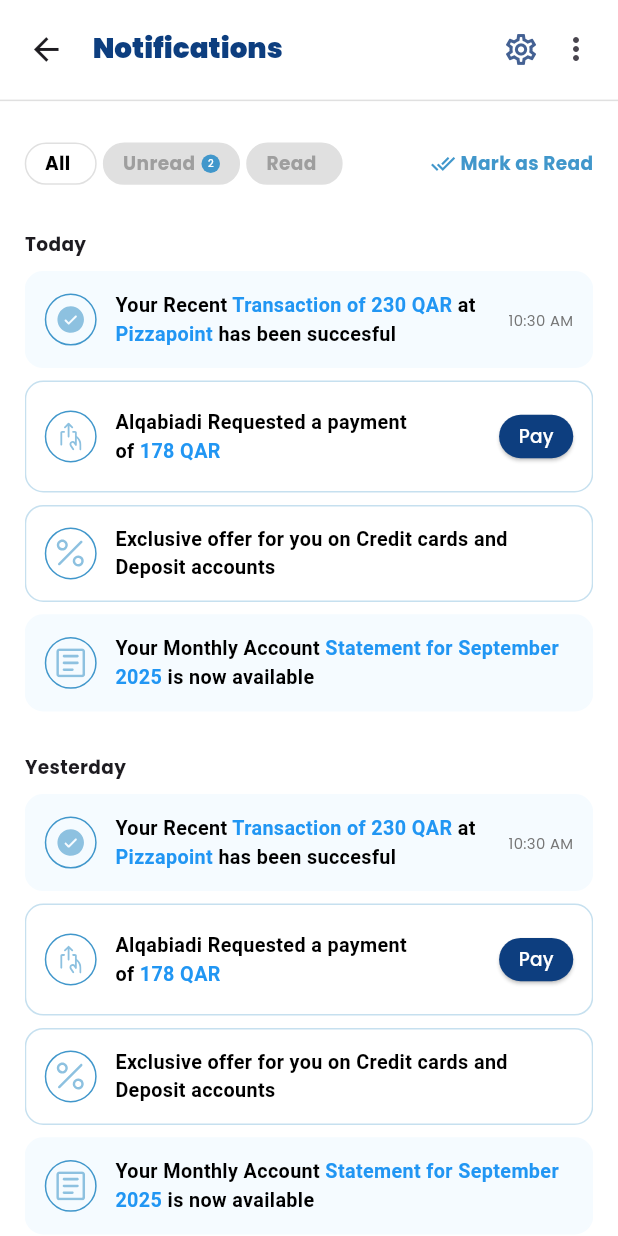
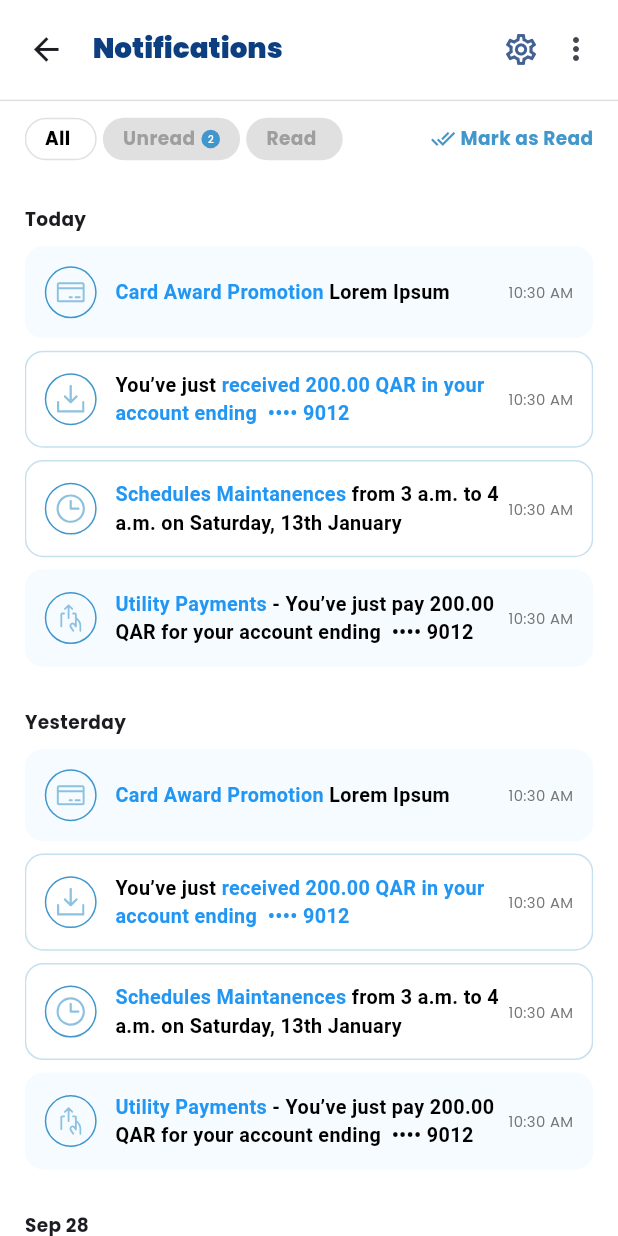
Before and after one commit to inshad-muhammed/Tasks, a Flutter app: the screen it shows after launch, on a phone screen of 412 x 824 dp. Run offline on Flutter 3.47's test engine with Material 3 defaults, Android fonts, the phone set to English and light mode, and no system bars; our stand-ins replace flutter_riverpod, flutter_svg, google_fonts.

Commit message:
Updated UI based on new design

```diff
--- a/lib/core/constants/app_strings/parts/notification.dart
+++ b/lib/core/constants/app_strings/parts/notification.dart
@@ -10,36 +10,47 @@ extension NotificationPageString on DefaultStrings {
       get(I18nKeys().moreOption2, fallback: "More Options");
   String get section1 => get(I18nKeys().section1, fallback: "date");
   String get section2 => get(I18nKeys().section2, fallback: "notifications");
-  String get successfulTransactionMessage => get(
-    I18nKeys().succesfulTransactionMessage,
+  String get promotionMessageTitle =>
+      get(I18nKeys().promotionMessageTitle, fallback: "Promotion");
+  String get promotionMessage => get(
+    I18nKeys().promotionMessage,
+    fallback: "Card Award Promotion Lorem Ipsum",
+  );
+  String get promotionMessageHighlight => get(
+    I18nKeys().promotionMessageHighlight,
+    fallback: "Card Award Promotion",
+  );
+  String get paymentRecieveMessageTitle =>
+      get(I18nKeys().paymentRecieveMessageTitle, fallback: "Payment Received");
+  String get paymentRecieveMessage => get(
+    I18nKeys().paymentRecieveMessage,
     fallback:
-        "Your Recent Transaction of 230 QAR at Pizzapoint has been succesful",
+        "You’ve just received 200.00 QAR in your account ending  •••• 9012",
   );
-  String get succesfulTransactionHighlight1 => get(
-    I18nKeys().succesfulTransactionHighlight1,
-    fallback: "Transaction of 230 QAR",
+  String get paymentRecieveHighlight => get(
+    I18nKeys().paymentRecieveHighlight,
+    fallback: "received 200.00 QAR in your account ending  •••• 9012",
   );
-  String get succesfulTransactionHighlight2 =>
-      get(I18nKeys().succesfulTransactionHighlight2, fallback: "Pizzapoint");
-  String get paymentRequestMessage => get(
-    I18nKeys().paymentRequestMessage,
-    fallback: "Alqabiadi Requested a payment of 178 QAR",
+  String get maintenanceMessageTitle =>
+      get(I18nKeys().maintenanceMessageTitle, fallback: "Maintenance");
+  String get maintenanceMessage => get(
+    I18nKeys().maintenanceMessage,
+    fallback:
+        "Schedules Maintanences from 3 a.m. to 4 a.m. on Saturday, 13th January",
   );
-  String get paymentRequestHighlight =>
-      get(I18nKeys().paymentRequestHighlight, fallback: "178 QAR");
-  String get creditOfferMessage => get(
-    I18nKeys().creditOfferMessage,
-    fallback: "Exclusive offer for you on Credit cards and Deposit accounts",
+  String get maintenanceMessageHighlight => get(
+    I18nKeys().maintenanceMessageHighlight,
+    fallback: "Schedules Maintanences",
   );
-  String get accountStatementMessage => get(
-    I18nKeys().accountStatementMessage,
+  String get utilityMessageTitle =>
+      get(I18nKeys().utilityMessageTitle, fallback: "Payment Successful");
+  String get utilityMessage => get(
+    I18nKeys().utilityMessage,
     fallback:
-        "Your Monthly Account Statement for September 2025 is now available",
+        "Utility Payments - You’ve just pay 200.00 QAR for your account ending  •••• 9012",
   );
-  String get accountStatementHighlight => get(
-    I18nKeys().accountStatementHighlight,
-    fallback: "Statement for September 2025",
-  );
+  String get utilityMessageHighlight =>
+      get(I18nKeys().utilityMessageHighlight, fallback: "Utility Payments");
   String get payButtonText => get(I18nKeys().payButtonText, fallback: "Pay");
   String get markAsReadButtonText =>
       get(I18nKeys().markAsReadButtonText, fallback: "Mark as Read");
--- a/lib/features/notification/presentation/constants/notifications.dart
+++ b/lib/features/notification/presentation/constants/notifications.dart
@@ -8,34 +8,37 @@ final List<Map<String, dynamic>> notificationSections = [
     s.section2: [
       {
         "id": "notif_1",
+        "title": s.promotionMessageTitle,
         "time": s.timeOfMessage,
-        "message": s.successfulTransactionMessage,
-        "highlights": [
-          s.succesfulTransactionHighlight1,
-          s.succesfulTransactionHighlight2,
-        ],
-        "notificationtype": "check",
+        "message": s.promotionMessage,
+        "highlights": [s.promotionMessageHighlight],
+        "notificationtype": "card",
       },
       {
         "id": "notif_2",
-        "message": s.paymentRequestMessage,
-        "highlights": [s.paymentRequestHighlight],
-        "notificationtype": "request",
+        "title": s.paymentRecieveMessageTitle,
+        "time": s.timeOfMessage,
+        "message": s.paymentRecieveMessage,
+        "highlights": [s.paymentRecieveHighlight],
+        "notificationtype": "invoice",
         "unread": true,
-        "showButton": true,
       },
       {
         "id": "notif_3",
-        "message": s.creditOfferMessage,
-        "highlights": [],
-        "notificationtype": "percentage",
+        "title": s.maintenanceMessageTitle,
+        "time": s.timeOfMessage,
+        "message": s.maintenanceMessage,
+        "highlights": [s.maintenanceMessageHighlight],
+        "notificationtype": "maintenance",
         "unread": true,
       },
       {
         "id": "notif_4",
-        "message": s.accountStatementMessage,
-        "highlights": [s.accountStatementHighlight],
-        "notificationtype": "statement",
+        "title": s.utilityMessageTitle,
+        "time": s.timeOfMessage,
+        "message": s.utilityMessage,
+        "highlights": [s.utilityMessageHighlight],
+        "notificationtype": "request",
       },
     ],
   },
@@ -43,35 +46,38 @@ final List<Map<String, dynamic>> notificationSections = [
     s.section1: s.dateOfMessageYesterday,
     s.section2: [
       {
-        "id": "notif_1",
+        "id": "notif_5",
+        "title": s.promotionMessageTitle,
         "time": s.timeOfMessage,
-        "message": s.successfulTransactionMessage,
-        "highlights": [
-          s.succesfulTransactionHighlight1,
-          s.succesfulTransactionHighlight2,
-        ],
-        "notificationtype": "check",
+        "message": s.promotionMessage,
+        "highlights": [s.promotionMessageHighlight],
+        "notificationtype": "card",
       },
       {
-        "id": "notif_2",
-        "message": s.paymentRequestMessage,
-        "highlights": [s.paymentRequestHighlight],
-        "notificationtype": "request",
-        "unread": true,
-        "showButton": true,
-      },
-      {
-        "id": "notif_3",
-        "message": s.creditOfferMessage,
-        "highlights": [],
-        "notificationtype": "percentage",
+        "id": "notif_6",
+        "title": s.paymentRecieveMessageTitle,
+        "time": s.timeOfMessage,
+        "message": s.paymentRecieveMessage,
+        "highlights": [s.paymentRecieveHighlight],
+        "notificationtype": "invoice",
         "unread": true,
       },
       {
-        "id": "notif_4",
-        "message": s.accountStatementMessage,
-        "highlights": [s.accountStatementHighlight],
-        "notificationtype": "statement",
+        "id": "notif_7",
+        "title": s.maintenanceMessageTitle,
+        "time": s.timeOfMessage,
+        "message": s.maintenanceMessage,
+        "highlights": [s.maintenanceMessageHighlight],
+        "notificationtype": "maintenance",
+        "unread": true,
+      },
+      {
+        "id": "notif_8",
+        "title": s.utilityMessageTitle,
+        "time": s.timeOfMessage,
+        "message": s.utilityMessage,
+        "highlights": [s.utilityMessageHighlight],
+        "notificationtype": "request",
       },
     ],
   },
@@ -79,35 +85,38 @@ final List<Map<String, dynamic>> notificationSections = [
     s.section1: s.dateOfMessageSep28,
     s.section2: [
       {
-        "id": "notif_1",
+        "id": "notif_9",
+        "title": s.promotionMessageTitle,
         "time": s.timeOfMessage,
-        "message": s.successfulTransactionMessage,
-        "highlights": [
-          s.succesfulTransactionHighlight1,
-          s.succesfulTransactionHighlight2,
-        ],
-        "notificationtype": "check",
+        "message": s.promotionMessage,
+        "highlights": [s.promotionMessageHighlight],
+        "notificationtype": "card",
       },
       {
-        "id": "notif_2",
-        "message": s.paymentRequestMessage,
-        "highlights": [s.paymentRequestHighlight],
-        "notificationtype": "request",
-        "unread": true,
-        "showButton": true,
-      },
-      {
-        "id": "notif_3",
-        "message": s.creditOfferMessage,
-        "highlights": [],
-        "notificationtype": "percentage",
+        "id": "notif_10",
+        "title": s.paymentRecieveMessageTitle,
+        "time": s.timeOfMessage,
+        "message": s.paymentRecieveMessage,
+        "highlights": [s.paymentRecieveHighlight],
+        "notificationtype": "invoice",
         "unread": true,
       },
       {
-        "id": "notif_4",
-        "message": s.accountStatementMessage,
-        "highlights": [s.accountStatementHighlight],
-        "notificationtype": "statement",
+        "id": "notif_11",
+        "title": s.maintenanceMessageTitle,
+        "time": s.timeOfMessage,
+        "message": s.maintenanceMessage,
+        "highlights": [s.maintenanceMessageHighlight],
+        "notificationtype": "maintenance",
+        "unread": true,
+      },
+      {
+        "id": "notif_12",
+        "title": s.utilityMessageTitle,
+        "time": s.timeOfMessage,
+        "message": s.utilityMessage,
+        "highlights": [s.utilityMessageHighlight],
+        "notificationtype": "request",
       },
     ],
   },
--- a/lib/features/notification/presentation/pages/notification_page.dart
+++ b/lib/features/notification/presentation/pages/notification_page.dart
@@ -66,7 +66,7 @@ class NotificationPage extends ConsumerWidget {
       ),
       body: Padding(
         padding: EdgeInsets.only(
-          top: SizeConfig.screenWidth * 0.04,
+          // top: SizeConfig.screenWidth * 0.04,
           left: SizeConfig.screenWidth * 0.04,
           right: SizeConfig.screenWidth * 0.04,
         ),
--- a/lib/features/notification/presentation/pages/notifications.dart
+++ b/lib/features/notification/presentation/pages/notifications.dart
@@ -7,6 +7,7 @@ import 'package:tasks/features/notification/presentation/constants/notifications
 import 'package:tasks/features/notification/presentation/controllers/selection_mode_providers.dart';
 import 'package:tasks/features/notification/presentation/widgets/filter_bar.dart';
 import 'package:tasks/features/notification/presentation/widgets/notification_card.dart';
+import 'package:tasks/features/notification/presentation/widgets/notification_viewer_bottomsheet.dart';
 import 'package:tasks/features/notification/presentation/widgets/section_header.dart';
 import 'package:tasks/features/notification/presentation/widgets/selction_bar.dart';
 
@@ -23,14 +24,11 @@ class Notifications extends ConsumerWidget {
     return Scaffold(
       backgroundColor: Colors.white,
 
-      body: Column(
-        children: [
-          if (selected.isNotEmpty) SelectionBar() else FilterBar(),
-
-          Expanded(
+      body: Expanded(
         child: SingleChildScrollView(
           child: Column(
             children: [
+              if (selected.isNotEmpty) SelectionBar() else FilterBar(),
               SizedBox(height: SizeConfig.screenWidth * 0.05),
               ListView.builder(
                 shrinkWrap: true,
@@ -63,8 +61,7 @@ class Notifications extends ConsumerWidget {
                               }
                               ref
                                       .read(
-                                            selectedNotificationsProvider
-                                                .notifier,
+                                        selectedNotificationsProvider.notifier,
                                       )
                                       .state =
                                   selectedSet;
@@ -82,11 +79,22 @@ class Notifications extends ConsumerWidget {
                               ),
                               notificationtype: notif["notificationtype"],
                               unread: notif["unread"] ?? false,
-                                  showButton: notif["showButton"] ?? false,
-                                  isSelected: isSelected = selected.contains(
-                                    id,
-                                  ),
+                              // showButton: notif["showButton"] ?? false,
+                              isSelected: isSelected = selected.contains(id),
                               id: 'notif_${idCounter++}',
+                              onTap: () {
+                                showModalBottomSheet(
+                                  backgroundColor: Color(0xffffffff),
+                                  context: context,
+                                  builder: (context) {
+                                    return NotificationViewerBottomsheet(
+                                      title: notif["title"],
+                                      message: notif["message"],
+                                      time: notif["time"],
+                                    );
+                                  },
+                                );
+                              },
                             ),
                           ),
                         );
@@ -99,8 +107,6 @@ class Notifications extends ConsumerWidget {
           ),
         ),
       ),
-        ],
-      ),
     );
   }
 }
--- a/lib/features/notification/presentation/widgets/notification_card.dart
+++ b/lib/features/notification/presentation/widgets/notification_card.dart
@@ -6,6 +6,7 @@ import 'package:tasks/core/constants/app_strings/parts/notification.dart';
 import 'package:tasks/core/utils/size_config.dart';
 import 'package:tasks/features/notification/presentation/controllers/selection_mode_providers.dart';
 import 'package:tasks/features/notification/presentation/widgets/highlited_text.dart';
+import 'package:tasks/features/notification/presentation/widgets/notification_viewer_bottomsheet.dart';
 
 class NotificationCard extends ConsumerWidget {
   final String message;
@@ -13,9 +14,10 @@ class NotificationCard extends ConsumerWidget {
   final String time;
   final String notificationtype;
   final bool unread;
-  final bool showButton;
+  // final bool showButton;
   final bool isSelected;
   final String? id;
+  final void Function()? onTap;
 
   const NotificationCard({
     super.key,
@@ -23,22 +25,26 @@ class NotificationCard extends ConsumerWidget {
     required this.highlights,
     required this.time,
     this.unread = false,
-    this.showButton = false,
+    // this.showButton = false,
     required this.notificationtype,
     this.isSelected = false,
     required this.id,
+    required this.onTap,
   });
 
   @override
   Widget build(BuildContext context, WidgetRef ref) {
-    final s = DefaultStrings.instance;
     final isSelectionMode = ref.watch(selectionModeProvider);
-    return Container(
+    return GestureDetector(
+      onTap: onTap,
+      child: Container(
         padding: EdgeInsets.all(SizeConfig.screenWidth * 0.03),
         decoration: BoxDecoration(
           color: unread ? Colors.white : Color(0xffF5FBFF),
           borderRadius: BorderRadius.circular(SizeConfig.screenWidth * 0.03),
-        border: Border.all(
+          border: isSelected
+              ? Border.all(color: Color(0xff4197CB), width: 2)
+              : Border.all(
                   color: unread ? Color(0xffC6E0EF) : Color(0xffF5FBFF),
                   width: 1,
                 ),
@@ -49,17 +55,17 @@ class NotificationCard extends ConsumerWidget {
               height: SizeConfig.screenWidth * 0.084,
               width: SizeConfig.screenWidth * 0.084,
               decoration: BoxDecoration(
-              borderRadius: BorderRadius.circular(SizeConfig.screenWidth * 0.5),
-              border: isSelectionMode
-                  ? null
-                  : Border.all(color: Color(0xff4197CB)),
+                borderRadius: BorderRadius.circular(
+                  SizeConfig.screenWidth * 0.5,
+                ),
+                border: Border.all(color: Color(0xff4197CB)),
               ),
               child: isSelectionMode
                   ? Center(
                       child: Icon(
                         Icons.check_circle,
-                      size: SizeConfig.screenWidth * 0.056,
-                      color: isSelected ? Colors.green : Colors.grey,
+                        size: SizeConfig.screenWidth * 0.05,
+                        color: isSelected ? Colors.green : Colors.transparent,
                       ),
                     )
                   : Padding(
@@ -86,37 +92,38 @@ class NotificationCard extends ConsumerWidget {
                 fontSize: SizeConfig.screenWidth * 0.024,
               ),
             ),
-          if (showButton)
-            Row(
-              children: [
-                SizedBox(width: SizeConfig.screenWidth * 0.1),
-                ElevatedButton(
-                  onPressed: () {},
-                  style: ElevatedButton.styleFrom(
-                    backgroundColor: const Color(0xff0D3E7F),
-                    foregroundColor: Colors.white,
-                    minimumSize: Size(
-                      SizeConfig.screenWidth * 0.12,
-                      SizeConfig.screenWidth * 0.07,
-                    ),
-                    padding: EdgeInsets.symmetric(
-                      horizontal: SizeConfig.screenWidth * 0.01,
-                      vertical: SizeConfig.screenWidth * 0.01,
-                    ),
-                    shape: RoundedRectangleBorder(
-                      borderRadius: BorderRadius.circular(
-                        SizeConfig.screenWidth * 0.05,
-                      ),
-                    ),
-                  ),
-                  child: Text(
-                    s.payButtonText,
-                    style: TextStyle(fontSize: SizeConfig.screenWidth * 0.03),
-                  ),
-                ),
+            // if (showButton)
+            //   Row(
+            //     children: [
+            //       SizedBox(width: SizeConfig.screenWidth * 0.1),
+            //       ElevatedButton(
+            //         onPressed: () {},
+            //         style: ElevatedButton.styleFrom(
+            //           backgroundColor: const Color(0xff0D3E7F),
+            //           foregroundColor: Colors.white,
+            //           minimumSize: Size(
+            //             SizeConfig.screenWidth * 0.12,
+            //             SizeConfig.screenWidth * 0.07,
+            //           ),
+            //           padding: EdgeInsets.symmetric(
+            //             horizontal: SizeConfig.screenWidth * 0.01,
+            //             vertical: SizeConfig.screenWidth * 0.01,
+            //           ),
+            //           shape: RoundedRectangleBorder(
+            //             borderRadius: BorderRadius.circular(
+            //               SizeConfig.screenWidth * 0.05,
+            //             ),
+            //           ),
+            //         ),
+            //         child: Text(
+            //           s.payButtonText,
+            //           style: TextStyle(fontSize: SizeConfig.screenWidth * 0.03),
+            //         ),
+            //       ),
+            //     ],
+            //   ),
           ],
         ),
-        ],
       ),
     );
   }
```
Also changed, not shown: lib/core/constants/app_strings/i18n_keys.dart (+12 -8 lines), lib/features/notification/presentation/widgets/notification_viewer_bottomsheet.dart (added, +98 -0 lines), assets/notification_icons/bottomsheet.svg (added), assets/notification_icons/card.svg (added), assets/notification_icons/invoice.svg (added), assets/notification_icons/maintenance.svg (added), assets/notification_icons/received.png (added), 1 other file. Lines whose indentation alone changed are shown as unchanged.
